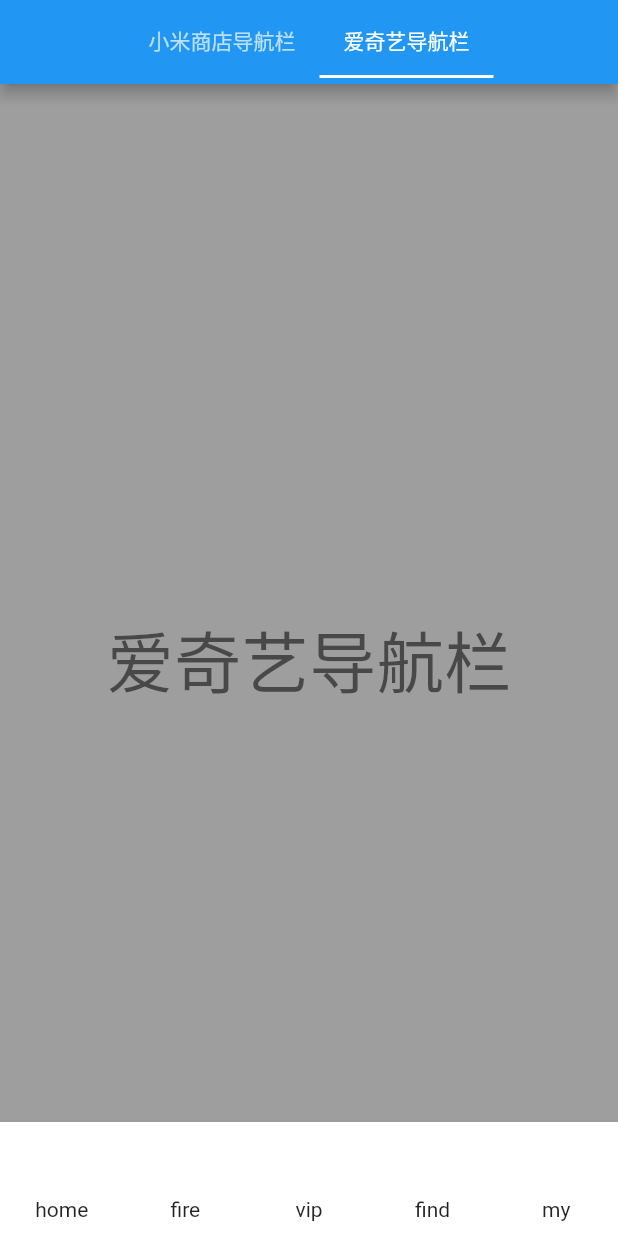
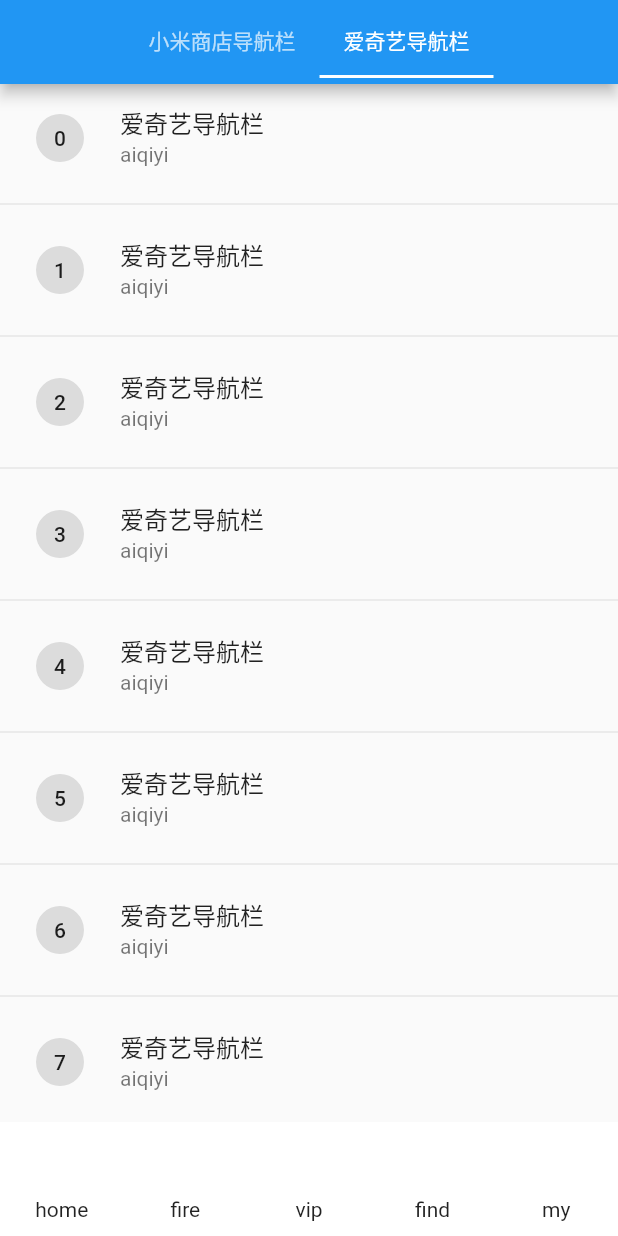
Before and after one commit to xSILENCEx/rive_nav, a Flutter app: the screen it shows after launch, tab 2 chosen, on a phone screen of 412 x 824 dp. Run offline on Flutter 3.47's test engine with Material 2 defaults, Android fonts, the phone set to English and light mode, and no system bars; drawn by our look-alikes of pull_to_refresh; our stand-ins replace rive; statements that could not run were skipped.

Commit message:
优化动画控制，添加翻书动画

```diff
--- a/lib/main.dart
+++ b/lib/main.dart
@@ -1,5 +1,7 @@
 import 'package:flutter/material.dart';
 import 'package:rive_nav/navs.dart';
+
+import 'refresh_body.dart';
 
 void main() {
   runApp(MyApp());
@@ -43,22 +45,7 @@
           ),
         ),
         body: TabBarView(
-          children: navs
-              .map(
-                (NavModle nav) => Scaffold(
-                  backgroundColor: Colors.grey,
-                  body: Center(
-                    child: Text(
-                      nav.title,
-                      style: Theme.of(context).textTheme.headline3,
-                    ),
-                  ),
-                  floatingActionButton: navBars(nav),
-                  floatingActionButtonLocation:
-                      FloatingActionButtonLocation.centerDocked,
-                ),
-              )
-              .toList(),
+          children: navs.map((NavModle nav) => RefreshBody(nav: nav)).toList(),
         ),
       ),
     );
--- a/lib/nav_bars/aiqiyi_nav_bar.dart
+++ b/lib/nav_bars/aiqiyi_nav_bar.dart
@@ -58,7 +58,7 @@
               Expanded(
                 child: RiveIcon(
                   rivPath: '${widget.navModle.filePath}$icon.riv',
-                  isSelected: _navTag == icon,
+                  animation: _navTag == icon ? 'active' : 'idle',
                 ),
               ),
               Padding(
--- a/lib/nav_bars/xiaomi_nav_bar.dart
+++ b/lib/nav_bars/xiaomi_nav_bar.dart
@@ -78,7 +78,7 @@
                   height: double.infinity,
                   child: RiveIcon(
                     rivPath: '${widget.navModle.filePath}$icon.riv',
-                    isSelected: _navTag == icon,
+                    animation: _navTag == icon ? 'active' : 'idle',
                   ),
                   decoration: BoxDecoration(
                     shape: BoxShape.circle,
--- /dev/null
+++ b/lib/refresh_body.dart
@@ -0,0 +1,132 @@
+import 'package:flutter/material.dart';
+import 'package:pull_to_refresh/pull_to_refresh.dart';
+import 'package:rive_nav/rive_icon.dart';
+
+import 'navs.dart';
+
+///刷新盒子
+class RefreshBody extends StatefulWidget {
+  const RefreshBody({Key? key, required this.nav}) : super(key: key);
+
+  @override
+  _RefreshBodyState createState() => _RefreshBodyState();
+
+  final NavModle nav;
+}
+
+class _RefreshBodyState extends State<RefreshBody> {
+  final RefreshController _controller = RefreshController();
+
+  int _count = 40;
+
+  String _footerText = '加载更多';
+
+  @override
+  void dispose() {
+    _controller.dispose();
+    super.dispose();
+  }
+
+  Future<void> _refresh() async {
+    await Future<void>.delayed(const Duration(seconds: 2), () {});
+    _count = 40;
+    setState(() {});
+
+    _controller.refreshCompleted();
+    _controller.loadComplete();
+  }
+
+  Future<void> _load() async {
+    await Future<void>.delayed(const Duration(seconds: 2), () {});
+    if (_count < 100) {
+      _count += 20;
+      _controller.loadComplete();
+    } else {
+      _footerText = '没有更多了';
+      _controller.loadNoData();
+    }
+
+    setState(() {});
+  }
+
+  @override
+  Widget build(BuildContext context) {
+    return Scaffold(
+      body: Padding(
+        padding: const EdgeInsets.only(bottom: kBottomNavigationBarHeight + 20),
+        child: SmartRefresher(
+          physics: const BouncingScrollPhysics(),
+          controller: _controller,
+          header: _header,
+          footer: _footer,
+          enablePullUp: true,
+          enablePullDown: true,
+          child: ListView.separated(
+            itemCount: _count,
+            itemBuilder: (_, int i) => ListTile(
+              leading: ActionChip(label: Text(i.toString()), onPressed: () {}),
+              title: Text(widget.nav.title),
+              subtitle: Text(widget.nav.tag),
+            ),
+            separatorBuilder: (_, __) => const Divider(),
+          ),
+          onRefresh: _refresh,
+          onLoading: _load,
+        ),
+      ),
+      floatingActionButton: navBars(widget.nav),
+      floatingActionButtonLocation: FloatingActionButtonLocation.centerDocked,
+    );
+  }
+
+  CustomHeader get _header {
+    return CustomHeader(
+      height: 80,
+      builder: (_, RefreshStatus? status) {
+        String content = 'turn';
+
+        switch (status) {
+          case RefreshStatus.idle:
+            content = 'open';
+            break;
+          case RefreshStatus.canRefresh:
+            content = 'open';
+            break;
+          case RefreshStatus.refreshing:
+            content = 'turn';
+            break;
+          case RefreshStatus.completed:
+            content = 'close';
+            break;
+          default:
+            content = 'open';
+            break;
+        }
+
+        return Container(
+          height: 80,
+          padding: const EdgeInsets.symmetric(vertical: 20),
+          alignment: Alignment.center,
+          child: RiveIcon(rivPath: 'riv_files/book.riv', animation: content),
+        );
+      },
+    );
+  }
+
+  CustomFooter get _footer {
+    return CustomFooter(
+      height: 80,
+      builder: (_, LoadStatus? status) {
+        return Container(
+          height: 80,
+          padding: const EdgeInsets.symmetric(vertical: 20),
+          alignment: Alignment.center,
+          child: status == LoadStatus.noMore
+              ? const Text('noMore')
+              : const RiveIcon(
+                  rivPath: 'riv_files/book.riv', animation: 'turn'),
+        );
+      },
+    );
+  }
+}
--- a/lib/rive_icon.dart
+++ b/lib/rive_icon.dart
@@ -6,23 +6,15 @@
 class RiveIcon extends StatefulWidget {
   const RiveIcon({
     Key? key,
-    required this.isSelected,
     required this.rivPath,
-    this.idle = 'idle',
-    this.active = 'active',
+    required this.animation,
   }) : super(key: key);
-
-  ///是否选中
-  final bool isSelected;
 
   ///文件路径
   final String rivPath;
 
-  ///闲置状态
-  final String idle;
-
-  ///激活状态
-  final String active;
+  ///动画名
+  final String animation;
 
   @override
   _RiveIconState createState() => _RiveIconState();
@@ -32,9 +24,13 @@
   ///画布
   Artboard? _riveArtboard;
 
+  ///当前动画控制器
+  late SimpleAnimation _currentAnimationController;
+
   @override
   void initState() {
     super.initState();
+
     _init();
   }
 
@@ -45,10 +41,9 @@
 
   @override
   void didUpdateWidget(covariant RiveIcon oldWidget) {
-    if (oldWidget.isSelected != widget.isSelected) {
-      widget.isSelected ? _select() : _unSelect();
+    if (oldWidget.animation != widget.animation) {
+      _update(widget.animation);
     }
-
     super.didUpdateWidget(oldWidget);
   }
 
@@ -58,26 +53,23 @@
     super.dispose();
   }
 
-  ///选中
-  void _select() {
-    _riveArtboard?.removeController(SimpleAnimation(widget.idle));
-    _riveArtboard?.addController(SimpleAnimation(widget.active));
-  }
-
-  ///未选中
-  void _unSelect() {
-    _riveArtboard?.removeController(SimpleAnimation(widget.active));
-    _riveArtboard?.addController(SimpleAnimation(widget.idle));
-  }
-
   ///初始化
   Future<void> _init() async {
+    _currentAnimationController = SimpleAnimation(widget.animation);
+
     _riveArtboard =
         RiveFile.import(await rootBundle.load(widget.rivPath)).mainArtboard;
 
     setState(() {});
 
-    widget.isSelected ? _select() : _unSelect();
+    _update(widget.animation);
+  }
+
+  ///切换动画
+  void _update(String newAnimation) {
+    _riveArtboard?.removeController(_currentAnimationController);
+    _currentAnimationController = SimpleAnimation(newAnimation);
+    _riveArtboard?.addController(_currentAnimationController);
   }
 
   @override
--- a/pubspec.yaml
+++ b/pubspec.yaml
@@ -29,6 +29,7 @@
   # Use with the CupertinoIcons class for iOS style icons.
   cupertino_icons: ^1.0.2
   rive: 0.7.12
+  pull_to_refresh: ^2.0.0
 
 dev_dependencies:
   flutter_test:
@@ -47,6 +48,7 @@
 
   # To add assets to your application, add an assets section, like this:
   assets:
+    - riv_files/
     - riv_files/xiaomi/
     - riv_files/aiqiyi/
   #   - images/a_dot_burr.jpeg
```
Also changed, not shown: pubspec.lock, 2 other files.
